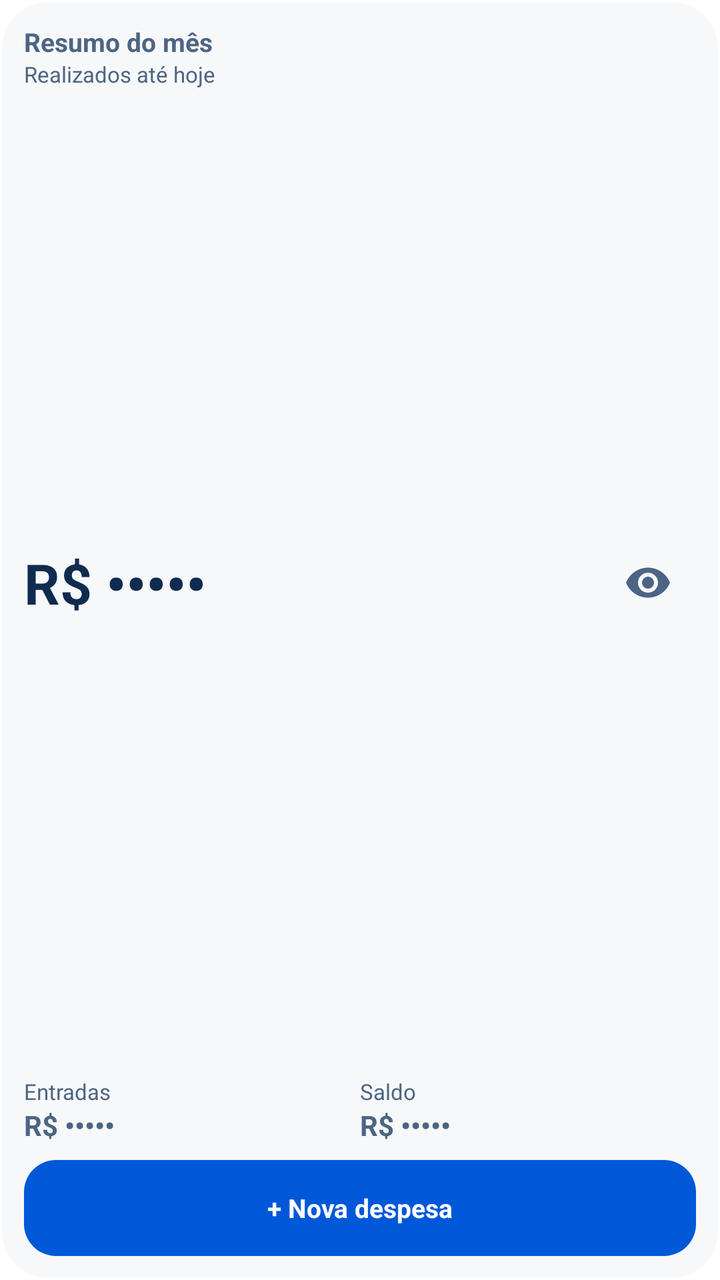
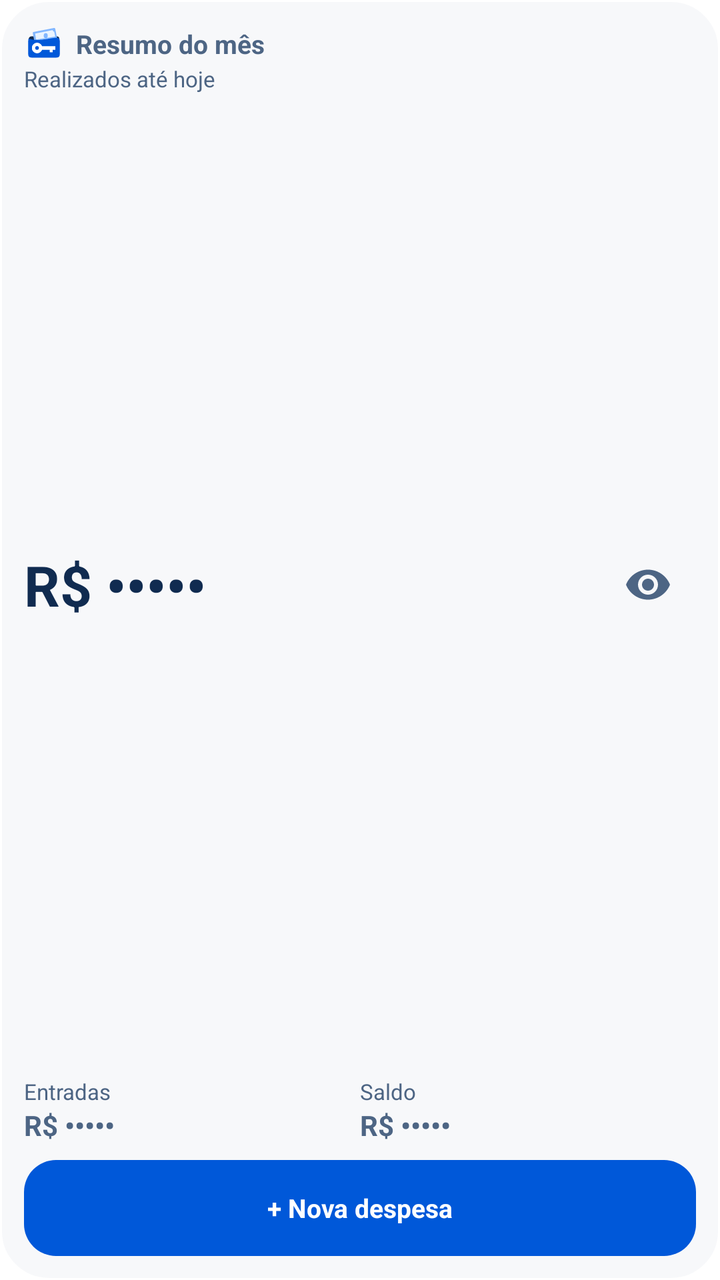

Screens rendered from an Android XML layout before and after an edit, with the pre-edit source and the edit as a unified diff.
<!-- AndroidManifest.xml: fallback theme Theme.MaterialComponents.DayNight.NoActionBar -->
<!-- res/layout/widget_overview.xml -->
<?xml version="1.0" encoding="utf-8"?>
<FrameLayout
    xmlns:android="http://schemas.android.com/apk/res/android"
    android:layout_width="match_parent"
    android:layout_height="match_parent">
    <ImageView
        android:id="@+id/widget_background_image"
        android:layout_width="match_parent"
        android:layout_height="match_parent"
        android:src="@drawable/widget_background"
        android:scaleType="fitXY"
        android:importantForAccessibility="no" />
    <LinearLayout
        android:id="@+id/widget_root"
        android:layout_width="match_parent"
        android:layout_height="match_parent"
        android:orientation="vertical"
        android:padding="12dp">
        <TextView
            android:id="@+id/tv_title"
            android:layout_width="match_parent"
            android:layout_height="wrap_content"
            android:text="Resumo do mês"
            android:textSize="13sp"
            android:textColor="@color/widget_text_secondary"
            android:maxLines="1"
            android:ellipsize="end"
            android:textStyle="bold" />
        <TextView
            android:id="@+id/tv_subtitle"
            android:layout_width="match_parent"
            android:layout_height="wrap_content"
            android:text="Realizados até hoje"
            android:textSize="11sp"
            android:textColor="@color/widget_text_secondary"
            android:maxLines="1"
            android:ellipsize="end" />
        <LinearLayout
            android:layout_width="match_parent"
            android:layout_height="0dp"
            android:layout_weight="1"
            android:orientation="horizontal"
            android:gravity="center_vertical">
            <TextView
                android:id="@+id/tv_monthly_spent"
                android:layout_width="0dp"
                android:layout_weight="1"
                android:layout_height="match_parent"
                android:gravity="center_vertical"
                android:text="R$ •••••"
                android:textStyle="bold"
                android:textColor="@color/widget_text_primary"
                android:textSize="24sp"
                android:autoSizeTextType="uniform"
                android:autoSizeMinTextSize="12sp"
                android:autoSizeMaxTextSize="28sp"
                android:maxLines="1" />
            <ImageButton
                android:id="@+id/btn_toggle_visibility"
                android:layout_width="48dp"
                android:layout_height="48dp"
                android:padding="12dp"
                android:background="@android:color/transparent"
                android:src="@drawable/ic_visibility"
                android:tint="@color/widget_text_secondary"
                android:contentDescription="Mostrar valores temporariamente" />
        </LinearLayout>
        <LinearLayout
            android:id="@+id/widget_income_row"
            android:layout_width="match_parent"
            android:layout_height="wrap_content"
            android:orientation="horizontal"
            android:paddingBottom="8dp">
            <LinearLayout
                android:layout_width="0dp"
                android:layout_height="wrap_content"
                android:layout_weight="1"
                android:orientation="vertical">
                <TextView
                    android:layout_width="match_parent"
                    android:layout_height="wrap_content"
                    android:id="@+id/tv_income_label"
                    android:text="Entradas"
                    android:textSize="11sp"
                    android:textColor="@color/widget_text_secondary" />
                <TextView
                    android:id="@+id/tv_income"
                    android:layout_width="match_parent"
                    android:layout_height="wrap_content"
                    android:text="R$ •••••"
                    android:textSize="14sp"
                    android:textColor="@color/widget_text_secondary"
                    android:maxLines="1"
                    android:ellipsize="end"
                    android:textStyle="bold" />
            </LinearLayout>
            <LinearLayout
                android:layout_width="0dp"
                android:layout_height="wrap_content"
                android:layout_weight="1"
                android:orientation="vertical">
                <TextView
                    android:layout_width="match_parent"
                    android:layout_height="wrap_content"
                    android:id="@+id/tv_balance_label"
                    android:text="Saldo"
                    android:textSize="11sp"
                    android:textColor="@color/widget_text_secondary" />
                <TextView
                    android:id="@+id/tv_balance"
                    android:layout_width="match_parent"
                    android:layout_height="wrap_content"
                    android:text="R$ •••••"
                    android:textSize="14sp"
                    android:textColor="@color/widget_text_secondary"
                    android:maxLines="1"
                    android:ellipsize="end"
                    android:textStyle="bold" />
            </LinearLayout>
        </LinearLayout>
        <FrameLayout
            android:layout_width="match_parent"
            android:layout_height="48dp">
            <ImageView
                android:id="@+id/widget_button_image"
                android:layout_width="match_parent"
                android:layout_height="match_parent"
                android:src="@drawable/widget_button_background"
                android:scaleType="fitXY"
                android:importantForAccessibility="no" />
            <TextView
                android:id="@+id/btn_add_expense"
                android:layout_width="match_parent"
                android:layout_height="match_parent"
                android:gravity="center"
                android:text="+ Nova despesa"
                android:textSize="13sp"
                android:textStyle="bold"
                android:textColor="@color/widget_btn_text"
                android:maxLines="1"
                android:ellipsize="end" />
        </FrameLayout>
    </LinearLayout>
</FrameLayout>
<!-- resources referenced by this layout -->
<resources>
  <color name="widget_btn_text">#FFFFFF</color>
  <color name="widget_text_primary">#102B50</color>
  <color name="widget_text_secondary">#4D6584</color>
  <!-- drawable ic_visibility (drawable) -->
  <vector xmlns:android="http://schemas.android.com/apk/res/android"
      android:width="24dp"
      android:height="24dp"
      android:viewportWidth="24"
      android:viewportHeight="24">
      <path
          android:fillColor="#FF757575"
          android:pathData="M12,4.5C7,4.5 2.73,7.61 1,12c1.73,4.39 6,7.5 11,7.5s9.27,-3.11 11,-7.5c-1.73,-4.39 -6,-7.5 -11,-7.5zM12,17c-2.76,0 -5,-2.24 -5,-5s2.24,-5 5,-5 5,2.24 5,5 -2.24,5 -5,5zM12,9c-1.66,0 -3,1.34 -3,3s1.34,3 3,3 3,-1.34 3,-3 -1.34,-3 -3,-3z" />
  </vector>
  <!-- drawable widget_background (drawable) -->
  <?xml version="1.0" encoding="utf-8"?>
  <shape xmlns:android="http://schemas.android.com/apk/res/android">
      <solid android:color="@color/widget_bg" />
      <corners android:radius="24dp" />
      <stroke
          android:width="1dp"
          android:color="@color/widget_border" />
  </shape>
  <!-- drawable widget_button_background (drawable) -->
  <?xml version="1.0" encoding="utf-8"?>
  <shape xmlns:android="http://schemas.android.com/apk/res/android">
      <solid android:color="@color/widget_btn_bg" />
      <corners android:radius="16dp" />
  </shape>
  <color name="widget_bg">#F7F8FA</color>
  <color name="widget_border">#FFFFFF</color>
  <color name="widget_btn_bg">#0058D9</color>
</resources>

<!-- the commit's change to res/layout/widget_overview.xml (unified diff, before → after) -->
@@ -18,6 +18,9 @@
         android:padding="12dp">
         <TextView
             android:id="@+id/tv_title"
+            android:drawableStart="@drawable/passfin_widget_brand"
+            android:drawablePadding="6dp"
+            android:gravity="center_vertical"
             android:layout_width="match_parent"
             android:layout_height="wrap_content"
             android:text="Resumo do mês"
<!-- resource entries referenced after the edit -->
@@ -12,6 +12,15 @@
       <path
           android:fillColor="#FF757575"
           android:pathData="M12,4.5C7,4.5 2.73,7.61 1,12c1.73,4.39 6,7.5 11,7.5s9.27,-3.11 11,-7.5c-1.73,-4.39 -6,-7.5 -11,-7.5zM12,17c-2.76,0 -5,-2.24 -5,-5s2.24,-5 5,-5 5,2.24 5,5 -2.24,5 -5,5zM12,9c-1.66,0 -3,1.34 -3,3s1.34,3 3,3 3,-1.34 3,-3 -1.34,-3 -3,-3z" />
+  </vector>
+  <!-- drawable passfin_widget_brand (drawable) -->
+  <vector xmlns:android="http://schemas.android.com/apk/res/android" android:width="20dp" android:height="20dp" android:viewportWidth="512" android:viewportHeight="512">
+    <path android:fillColor="#102B50" android:fillType="evenOdd" android:pathData="M60 196 Q60 163 94 158 L418 158 Q452 158 452 193 L452 220 L60 220 Z"/>
+    <path android:fillColor="#82B7FF" android:fillType="evenOdd" android:pathData="M112 116 Q110 105 122 102 L383 51 Q397 48 400 63 L424 181 L132 217 Z"/>
+    <path android:fillColor="#EAF4FF" android:fillType="evenOdd" android:pathData="M143 122 L367 78 Q371 98 387 99 L400 161 L154 199 Z"/>
+    <path android:fillColor="#82B7FF" android:fillType="evenOdd" android:pathData="M252 149 A26 32 0 1 0 304 149 A26 32 0 1 0 252 149 Z"/>
+    <path android:fillColor="#0058D9" android:fillType="evenOdd" android:pathData="M58 188 Q167 220 301 192 Q383 176 421 177 Q458 177 458 216 L458 388 Q458 430 416 430 L96 430 Q54 430 54 388 L54 221 Q54 201 58 188 Z M230 285 A66 66 0 1 0 230 329 L330 329 L330 360 L366 360 L366 329 L402 329 L402 285 Z M192 307 A25 25 0 1 0 142 307 A25 25 0 1 0 192 307 Z"/>
+    <path android:fillColor="#FFFFFF" android:fillType="evenOdd" android:pathData="M230 285 A66 66 0 1 0 230 329 L330 329 L330 360 L366 360 L366 329 L402 329 L402 285 Z M192 307 A25 25 0 1 0 142 307 A25 25 0 1 0 192 307 Z"/>
   </vector>
   <!-- drawable widget_background (drawable) -->
   <?xml version="1.0" encoding="utf-8"?>
